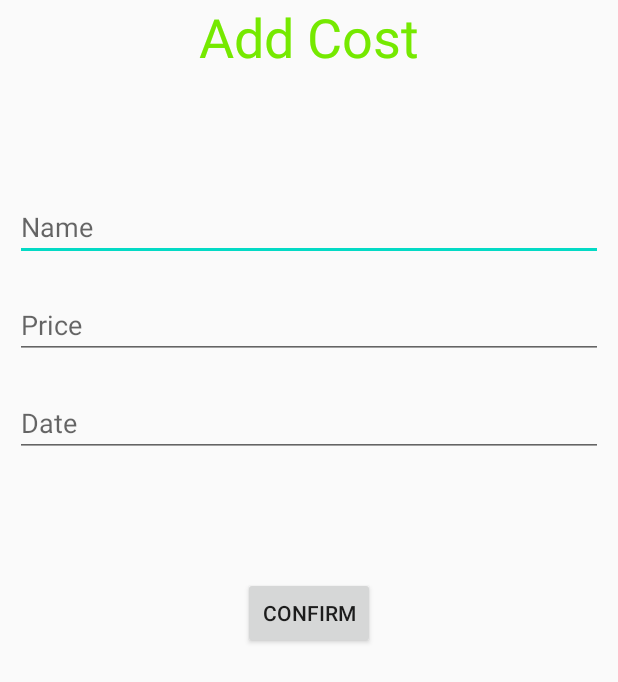
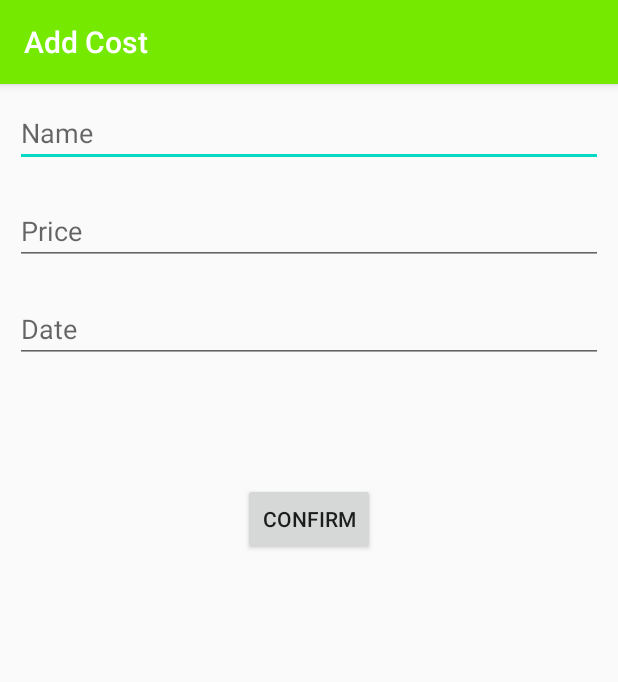
Before and after one commit to russell-knight/cycle-save, an Android app: the AddCost screen opened directly, with no data from a screen before it, on a phone screen of 412 x 824 dp. Shown: the top 682 px of the screen. Run offline under Robolectric (Android 15) with nearby library versions, the light colour scheme and no system bars.

Commit message:
Added Title bar to Add Cost activity

```diff
--- a/app/src/main/AndroidManifest.xml
+++ b/app/src/main/AndroidManifest.xml
@@ -33,7 +33,9 @@
                 <category android:name="android.intent.category.DEFAULT" />
             </intent-filter>
         </activity>
-        <activity android:name=".AddCost">
+        <activity
+            android:name=".AddCost"
+            android:theme="@style/AppTheme">
             <intent-filter>
                 <action android:name="android.intent.action.VIEW" />
                 <category android:name="android.intent.category.DEFAULT" />
--- a/app/src/main/java/android/example/cyclesave/AddCost.kt
+++ b/app/src/main/java/android/example/cyclesave/AddCost.kt
@@ -2,8 +2,10 @@ package android.example.cyclesave
 
 import android.app.DatePickerDialog
 import android.os.Bundle
+import android.widget.Button
 import android.widget.Toast
 import androidx.appcompat.app.AppCompatActivity
+import androidx.appcompat.widget.Toolbar
 import kotlinx.android.synthetic.main.activity_add_cost.*
 import java.util.*
 
@@ -11,6 +13,13 @@ class AddCost : AppCompatActivity() {
     override fun onCreate(savedInstanceState: Bundle?) {
         super.onCreate(savedInstanceState)
         setContentView(R.layout.activity_add_cost)
+
+        // Toolbar
+        val toolbar = findViewById<Toolbar>(R.id.toolbar)
+        toolbar.title = "Add Cost"
+        setSupportActionBar(toolbar)
+
+
 
         // Prevent keyboard from appearing when date field is selected
         editText_date.showSoftInputOnFocus = false
--- a/app/src/main/res/layout/activity_add_cost.xml
+++ b/app/src/main/res/layout/activity_add_cost.xml
@@ -9,16 +9,9 @@
         android:orientation="vertical"
         android:layout_width="match_parent"
         android:layout_height="wrap_content">
-        <TextView
-            android:id="@+id/add_cost_heading"
-            android:text="Add Cost"
-            android:textSize="36sp"
-            android:textColor="@color/colorPrimary"
-            android:layout_marginBottom="70dp"
-            android:layout_gravity="center"
-            android:layout_width="wrap_content"
-            android:layout_height="match_parent"/>
-
+        <include
+            android:id="@+id/toolbar"
+            layout="@layout/toolbar" />
         <EditText
             android:id="@+id/editText_name"
             android:hint="Name"
--- /dev/null
+++ b/app/src/main/res/layout/toolbar.xml
@@ -0,0 +1,10 @@
+<?xml version="1.0" encoding="utf-8"?>
+<androidx.appcompat.widget.Toolbar  xmlns:android="http://schemas.android.com/apk/res/android"
+    android:layout_width="match_parent"
+    android:layout_height="wrap_content"
+    android:background="@color/colorPrimary"
+    android:elevation="4dp"
+    android:title=""
+    android:theme="@style/ThemeOverlay.AppCompat.Dark.ActionBar">
+
+</androidx.appcompat.widget.Toolbar >
--- /dev/null
+++ b/app/src/main/res/values/ids.xml
@@ -0,0 +1,4 @@
+<?xml version="1.0" encoding="utf-8"?>
+<resources>
+    <item name="toolbar" type="id"/>
+</resources>
--- a/app/src/main/res/values/styles.xml
+++ b/app/src/main/res/values/styles.xml
@@ -1,8 +1,9 @@
 <resources>
 
     <!-- Base application theme. -->
-    <style name="AppTheme" parent="Theme.AppCompat.Light.DarkActionBar">
+    <style name="AppTheme" parent="Theme.AppCompat.Light.NoActionBar">
         <!-- Customize your theme here. -->
+
         <item name="colorPrimary">@color/colorPrimary</item>
         <item name="colorPrimaryDark">@color/colorPrimaryDark</item>
         <item name="colorAccent">@color/colorAccent</item>
```
